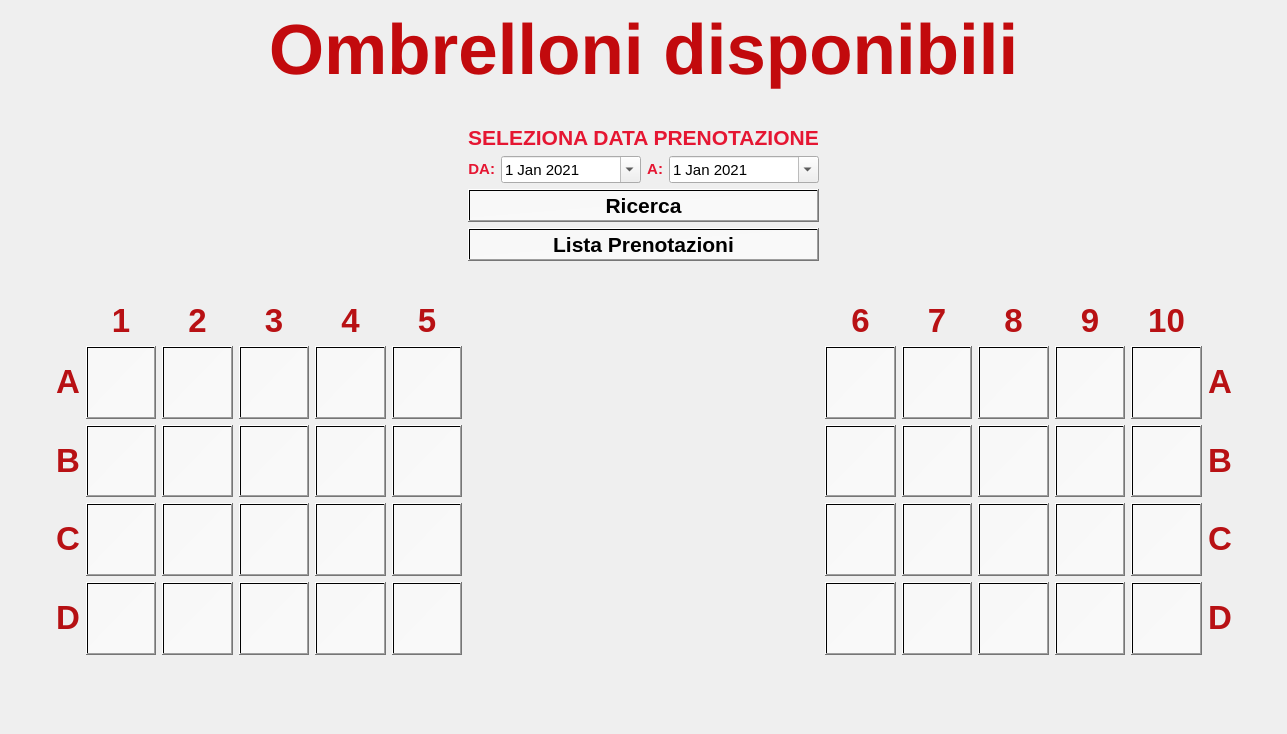
Old version of the form ui/ombrelloni_1.ui in the repository Raccispini/Progetto-Hotel.
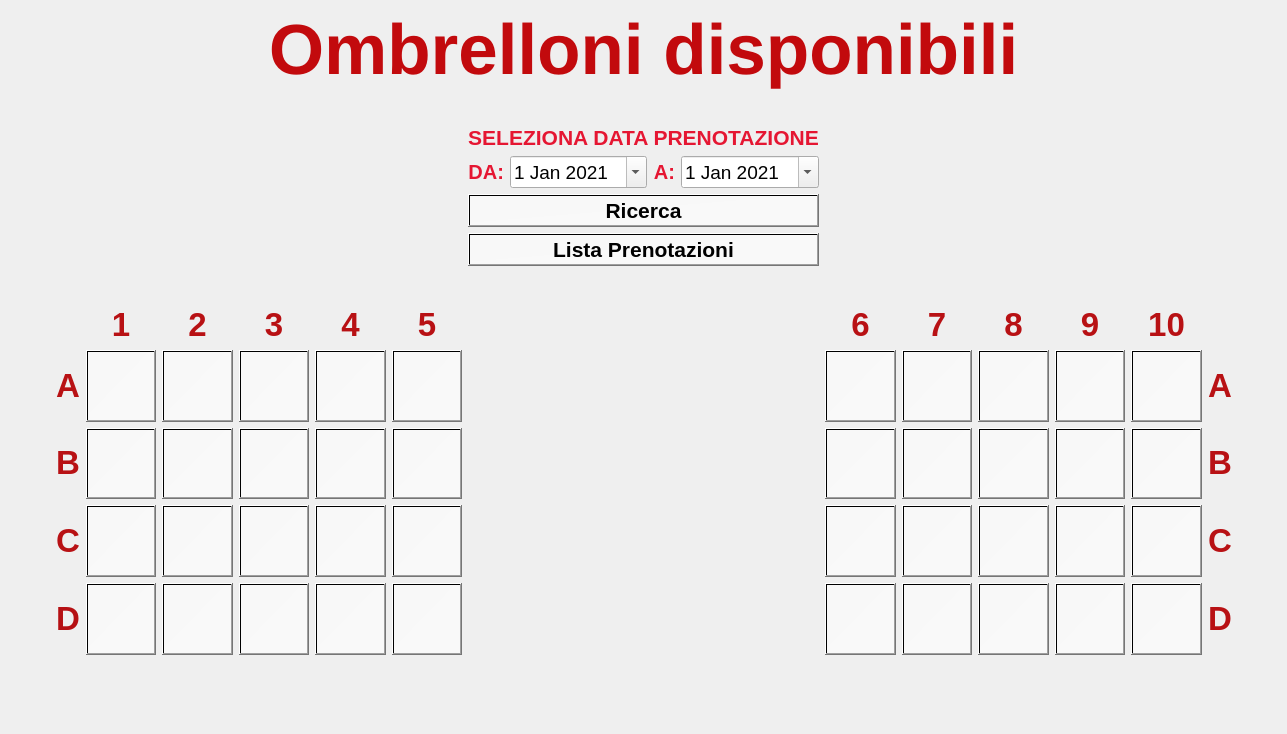
New version of the form. Icons and pictures are not drawn.

```diff
--- a/ui/ombrelloni_1.ui
+++ b/ui/ombrelloni_1.ui
@@ -1519,7 +1519,7 @@
               <property name="font">
                <font>
                 <family>Arial</family>
-                <pointsize>11</pointsize>
+                <pointsize>15</pointsize>
                 <weight>75</weight>
                 <bold>true</bold>
                </font>
@@ -1546,7 +1546,7 @@
               </property>
               <property name="font">
                <font>
-                <pointsize>11</pointsize>
+                <pointsize>14</pointsize>
                </font>
               </property>
               <property name="calendarPopup">
@@ -1576,7 +1576,7 @@
               <property name="font">
                <font>
                 <family>Arial</family>
-                <pointsize>11</pointsize>
+                <pointsize>15</pointsize>
                 <weight>75</weight>
                 <bold>true</bold>
                </font>
@@ -1602,7 +1602,7 @@
               </property>
               <property name="font">
                <font>
-                <pointsize>11</pointsize>
+                <pointsize>14</pointsize>
                </font>
               </property>
               <property name="calendarPopup">
```
